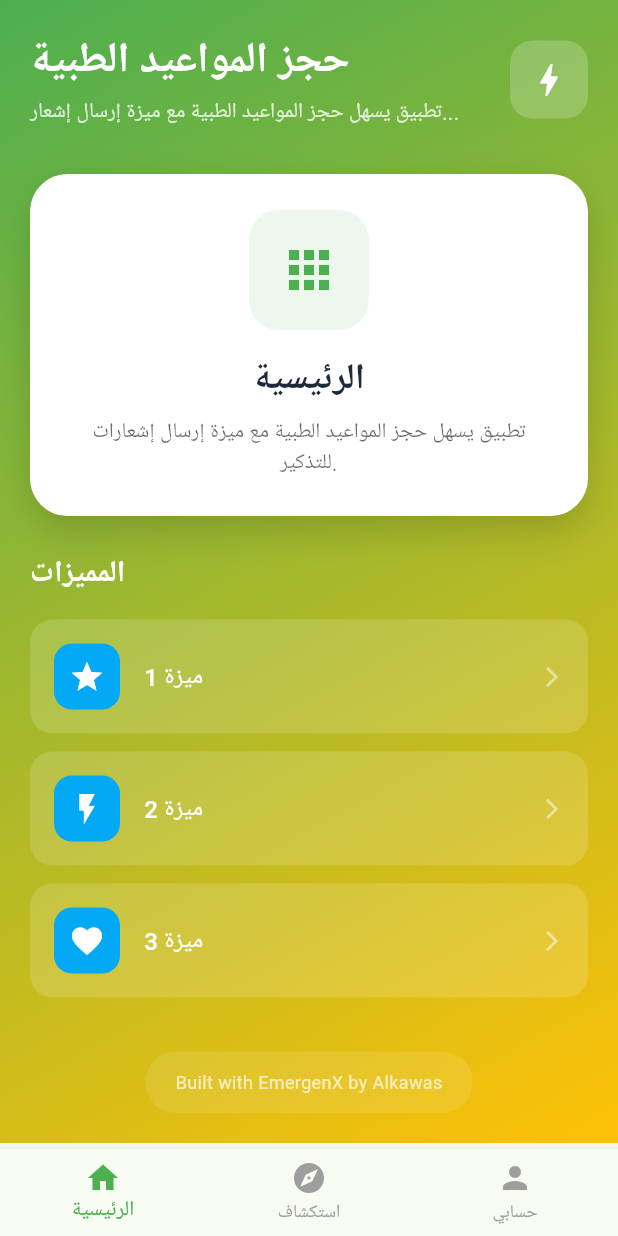
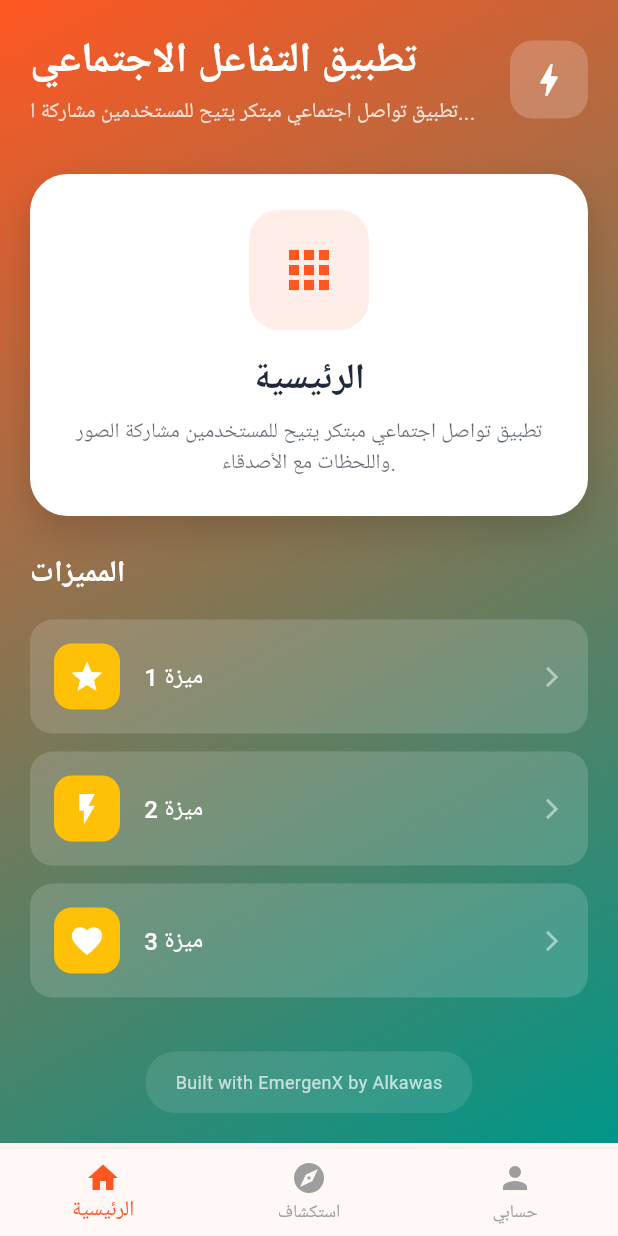
Before and after one commit to alkawashomsss-dev/emergenx-flutter-template, a Flutter app: the screen it shows after launch, on a phone screen of 412 x 824 dp. Run offline on Flutter 3.47's test engine with Material 3 defaults, Android fonts, the phone set to English and light mode, and no system bars; Roboto replaces fonts that are missing (Cairo).

Commit message:
🚀 Dynamic build: تطبيق التفاعل الاجتماعي - Update main.dart

```diff
--- a/lib/main.dart
+++ b/lib/main.dart
@@ -10,11 +10,11 @@ class EmergenXApp extends StatelessWidget {
   @override
   Widget build(BuildContext context) {
     return MaterialApp(
-      title: 'Medical Appointment Booking',
+      title: 'Social Interaction App',
       debugShowCheckedModeBanner: false,
       theme: ThemeData(
         colorScheme: ColorScheme.fromSeed(
-          seedColor: const Color(0xFF4CAF50),
+          seedColor: const Color(0xFFFF5722),
           brightness: Brightness.light,
         ),
         useMaterial3: true,
@@ -44,8 +44,8 @@ class _HomePageState extends State<HomePage> {
             begin: Alignment.topLeft,
             end: Alignment.bottomRight,
             colors: [
-              Color(0xFF4CAF50),
-              Color(0xFFFFC107),
+              Color(0xFFFF5722),
+              Color(0xFF009688),
             ],
           ),
         ),
@@ -63,7 +63,7 @@ class _HomePageState extends State<HomePage> {
                       crossAxisAlignment: CrossAxisAlignment.start,
                       children: [
                         Text(
-                          'حجز المواعيد الطبية',
+                          'تطبيق التفاعل الاجتماعي',
                           style: const TextStyle(
                             fontSize: 28,
                             fontWeight: FontWeight.bold,
@@ -72,7 +72,7 @@ class _HomePageState extends State<HomePage> {
                         ),
                         const SizedBox(height: 4),
                         Text(
-                          'تطبيق يسهل حجز المواعيد الطبية مع ميزة إرسال إشعار...',
+                          'تطبيق تواصل اجتماعي مبتكر يتيح للمستخدمين مشاركة ا...',
                           style: TextStyle(
                             fontSize: 14,
                             color: Colors.white.withOpacity(0.8),
@@ -118,13 +118,13 @@ class _HomePageState extends State<HomePage> {
                         width: 80,
                         height: 80,
                         decoration: BoxDecoration(
-                          color: const Color(0xFF4CAF50).withOpacity(0.1),
+                          color: const Color(0xFFFF5722).withOpacity(0.1),
                           borderRadius: BorderRadius.circular(20),
                         ),
                         child: Icon(
                           Icons.apps,
                           size: 40,
-                          color: const Color(0xFF4CAF50),
+                          color: const Color(0xFFFF5722),
                         ),
                       ),
                       const SizedBox(height: 16),
@@ -138,7 +138,7 @@ class _HomePageState extends State<HomePage> {
                       ),
                       const SizedBox(height: 8),
                       Text(
-                        'تطبيق يسهل حجز المواعيد الطبية مع ميزة إرسال إشعارات للتذكير.',
+                        'تطبيق تواصل اجتماعي مبتكر يتيح للمستخدمين مشاركة الصور واللحظات مع الأصدقاء.',
                         textAlign: TextAlign.center,
                         style: TextStyle(
                           fontSize: 14,
@@ -178,7 +178,7 @@ class _HomePageState extends State<HomePage> {
                         Container(
                           padding: const EdgeInsets.all(10),
                           decoration: BoxDecoration(
-                            color: const Color(0xFF03A9F4),
+                            color: const Color(0xFFFFC107),
                             borderRadius: BorderRadius.circular(12),
                           ),
                           child: Icon(
@@ -235,7 +235,7 @@ class _HomePageState extends State<HomePage> {
       bottomNavigationBar: BottomNavigationBar(
         currentIndex: _selectedIndex,
         onTap: (index) => setState(() => _selectedIndex = index),
-        selectedItemColor: const Color(0xFF4CAF50),
+        selectedItemColor: const Color(0xFFFF5722),
         unselectedItemColor: Colors.grey,
         items: const [
           BottomNavigationBarItem(
```
